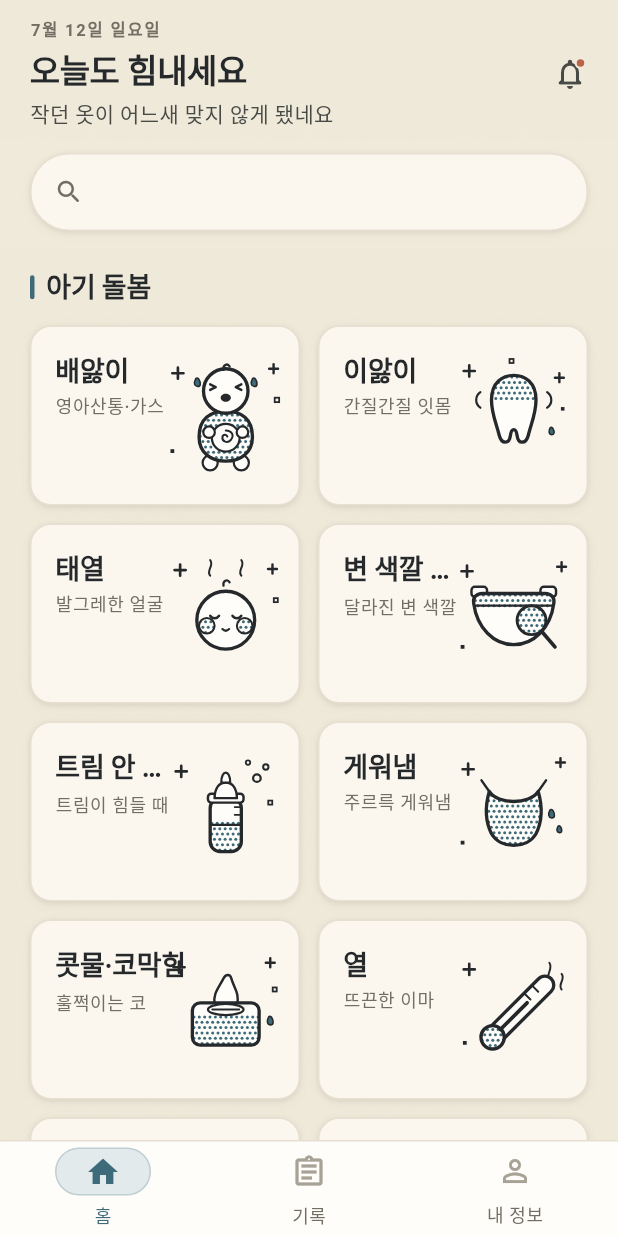
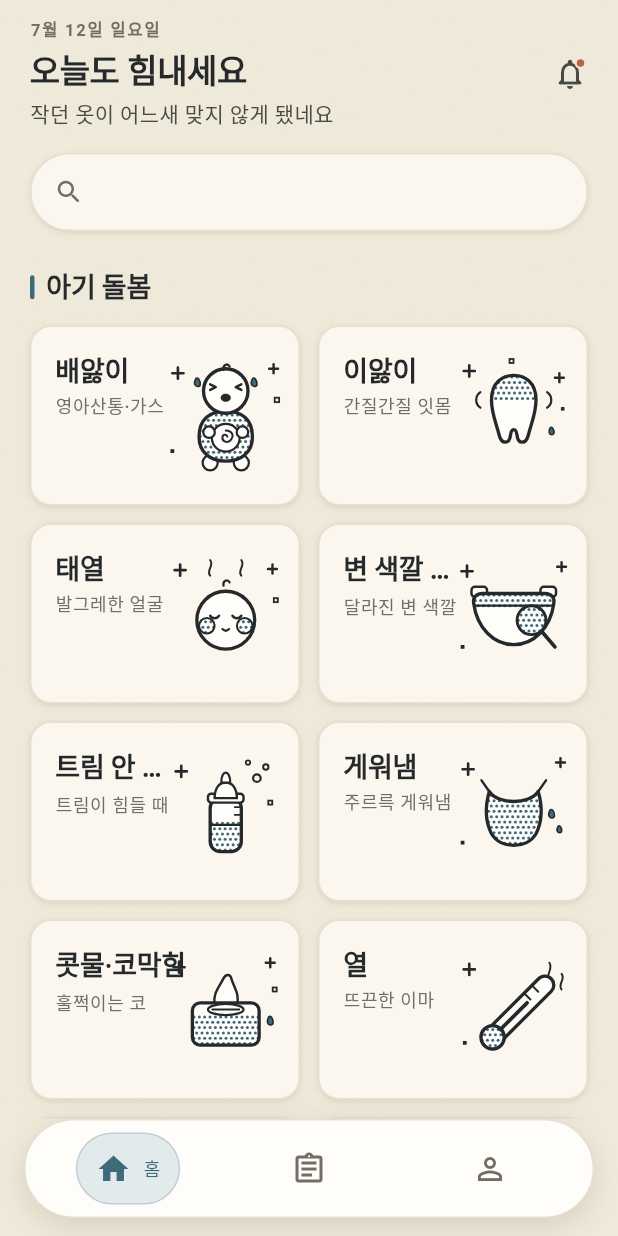
Before and after one commit to skyinthe-sea/agawaeuleo, a Flutter app: the screen it shows after launch, after a tap on "건너뛰기", on a phone screen of 412 x 824 dp. Run offline on Flutter 3.47's test engine with Material 3 defaults, Android fonts, the phone set to English and light mode, and no system bars; drawn by our look-alikes of flutter_animate; our stand-ins replace connectivity_plus, drift, drift_flutter, envied, firebase_core, firebase_messaging and 12 more; accounts and stored records are empty; generated files the repository leaves out were written again; Roboto replaces fonts that are missing (NotoSerifKR, Pretendard).

Commit message:
feat(ui): 하단 네비 2026 트렌드 재설계 — 플로팅 페이퍼 독 + 모핑 잉크 알약
- 독: 좌우 x16·하단 x12 부양, paperRaised + line 전체 헤어라인 보더 + e4
  (§6.1 오버레이 레벨) + 스타디움(brFull), 총 높이 64(아이템 48+패딩 8×2)
- 활성 탭: accentWash 알약이 아이콘→라벨 방향으로 펼쳐지는 모핑(base 260ms·
  spring, reduce-motion 시 0ms·linear), filled 아이콘·caption 라벨 accent,
  다크 가독성 accent 헤어라인 α0.22 유지
- 비활성 탭: 외곽선 아이콘 단독 ink500(라벨 숨김) — Semantics(button/selected/
  label/onTap, excludeSemantics)로 스크린리더 보강, 48×48 탭 타깃 + Expanded
  전폭 히트 영역
- 접힘 라벨은 Offstage(tc==0)로 파인더/시맨틱 제외, FittedBox scaleDown +
  textScaler ≤1.3으로 좁은 화면·큰 글자 오버플로 방어, 햅틱 selectionClick 유지
- 테스트 2종을 아이콘 탭 기준으로 갱신(활성 라벨만 렌더 + 접근성 라벨 검증)
- DESIGN v2 §5.3(플로팅 독 계약)·§6.1 e4 행·§7.8, CLAUDE.md 현행화

검증: flutter analyze 0 이슈, 전체 테스트 통과(MCP very_good test).

Co-Authored-By: Claude Fable 5 <noreply@anthropic.com>

```diff
--- a/lib/presentation/widgets/navigation/app_bottom_nav.dart
+++ b/lib/presentation/widgets/navigation/app_bottom_nav.dart
@@ -1,17 +1,24 @@
+import 'dart:math' as math;
+
 import 'package:flutter/material.dart';
 import 'package:flutter/services.dart';
 
 import '../../../config/theme/theme.dart';
 
-/// §11.0 하단 탭바 (DESIGN v2 재설계 — 활성 잉크워시 알약 인디케이터).
+/// §11.0 하단 탭바 (DESIGN v2 — 플로팅 페이퍼 독 + 모핑 잉크 알약).
 ///
-/// 배경 `paper.raised` + 상단 헤어라인 `line`(브랜드 시그니처 유지). 활성 탭은 아이콘
-/// 뒤에 스타디움형 `accentWash` 알약(먹빛 워시)이 팝인하고 아이콘/라벨이 `accent`로
-/// 물든다. 비활성은 외곽선 아이콘 `ink.300` + 라벨 `ink.500`. 알약 톤은 홈 카드
-/// 일러스트의 청록 잉크(accent)와 같은 계열이라 홈과 결이 맞는다.
+/// 화면 하단에 붙지 않고 좌우 `x16`·하단 `x12`만큼 떠 있는 **독**(paperRaised
+/// 바탕 + `line` 헤어라인 보더 + 오버레이 음영 `e4`, 스타디움 라운드)이다. 상단
+/// 헤어라인 시그니처는 독 전체를 두르는 보더가 승계한다(그라디언트·블러 없음 —
+/// 페이퍼잉크 계약).
 ///
-/// 탭 시 `selectionClick` 햅틱 + 알약/색 전환 `base`(260ms, reduce-motion 시 0ms).
-/// 탭 전환 페이지 fade-through는 셸(app_router)이 담당한다.
+/// 활성 탭은 `accentWash` 알약이 아이콘에서 라벨 방향으로 **펼쳐지며**(morph)
+/// 아이콘/라벨이 `accent`로 물든다(spring, reduce-motion 시 0ms·linear). 비활성은
+/// 라벨 없이 외곽선 아이콘 단독(`ink500`)이라, 시각 라벨이 없는 상태의 스크린리더
+/// 접근성은 `Semantics` 라벨로 보강한다.
+///
+/// 탭 시 `selectionClick` 햅틱. 큰 시스템 글자에서 라벨은 배율 상한(1.3)+FittedBox
+/// scaleDown으로 방어한다. 탭 전환 페이지 fade-through는 셸(app_router)이 담당한다.
 class AppBottomNav extends StatelessWidget {
   const AppBottomNav({
     required this.currentIndex,
@@ -39,15 +46,28 @@ class AppBottomNav extends StatelessWidget {
   @override
   Widget build(BuildContext context) {
     final c = context.colors;
-    return DecoratedBox(
+    return SafeArea(
+      top: false,
+      child: Padding(
+        padding: const EdgeInsets.fromLTRB(
+          AppSpacing.x16,
+          0,
+          AppSpacing.x16,
+          AppSpacing.x12,
+        ),
+        child: Container(
+          padding: const EdgeInsets.all(AppSpacing.x8),
           decoration: BoxDecoration(
             color: c.paperRaised,
-        border: Border(top: BorderSide(color: c.line)),
+            borderRadius: AppRadius.brFull,
+            border: Border.all(color: c.line),
+            boxShadow: context.shadows.e4,
           ),
-      child: SafeArea(
-        top: false,
+          // 아이템 시각 높이 x48로 Row를 고정 → 독 총 높이 48+패딩16 = 64. (없으면
+          // 아이템의 Center가 세로로 늘어나 bottomNavigationBar 슬롯 전체를 채워
+          // 본문이 0높이로 눌리며 오버플로가 난다.)
           child: SizedBox(
-          height: AppSpacing.x64,
+            height: AppSpacing.x48,
             child: Row(
               children: [
                 for (var i = 0; i < _items.length; i++)
@@ -62,6 +82,7 @@ class AppBottomNav extends StatelessWidget {
                     ),
                   ),
               ],
+            ),
           ),
         ),
       ),
@@ -80,82 +101,105 @@ class _NavItem extends StatelessWidget {
   final bool selected;
   final VoidCallback onTap;
 
-  /// DESIGN v2 §5.3 활성 인디케이터(스타디움 알약)와 아이콘 치수.
-  static const double _pillWidth = AppSpacing.x64; // 64
-  static const double _pillHeight = AppSpacing.x32; // 32
+  /// DESIGN v2 알약 치수. 비활성 시 아이콘(24)+좌우 패딩(12·12)=48로 최소 탭 타깃 충족.
+  static const double _pillHeight = AppSpacing.x48; // 48
   static const double _iconSize = 24;
-
-  /// 팝인 시 알약이 시작하는 스케일(→ 1.0으로 자라며 등장).
-  static const double _pillScaleMin = 0.8;
 
   @override
   Widget build(BuildContext context) {
     final c = context.colors;
-    final target = selected ? 1.0 : 0.0;
 
-    return GestureDetector(
+    // 시각 라벨이 비활성 시 사라지므로 스크린리더용 라벨/상태는 Semantics로 보강한다.
+    // excludeSemantics로 GestureDetector 의미론이 가려지므로 onTap도 여기 연결한다.
+    return Semantics(
+      container: true,
+      button: true,
+      selected: selected,
+      label: data.label,
+      excludeSemantics: true,
+      onTap: onTap,
+      child: GestureDetector(
         behavior: HitTestBehavior.opaque,
         onTap: onTap,
+        child: Center(
           child: TweenAnimationBuilder<double>(
-        // end만 지정 — 첫 빌드에선 애니메이션 없이 target에 안착하고, 선택이 바뀔 때만
-        // 재생된다(불필요한 초기 모션 방지).
-        tween: Tween<double>(end: target),
+            // end만 지정 — 첫 빌드에선 애니메이션 없이 target에 안착하고, 선택이 바뀔
+            // 때만 재생된다(불필요한 초기 모션 방지).
+            tween: Tween<double>(end: selected ? 1.0 : 0.0),
             duration: AppMotion.resolve(context, AppMotion.base),
-        curve: AppMotion.standard,
+            curve: AppMotion.resolveCurve(context, AppMotion.spring),
             builder: (context, raw, _) {
-          final t = raw.clamp(0.0, 1.0);
-          final iconColor = Color.lerp(c.ink300, c.accent, t)!;
-          final labelColor = Color.lerp(c.ink500, c.accent, t)!;
-          return Column(
-            mainAxisAlignment: MainAxisAlignment.center,
+              // 색·알파용은 clamp(spring 오버슈트/역재생 방어), 라벨 폭 리빌용 wf는
+              // 음수만 차단(0 초과 오버슈트는 그대로 둬 자연스러운 펼침 유지).
+              final tc = raw.clamp(0.0, 1.0);
+              final wf = math.max(0.0, raw);
+              return Container(
+                height: _pillHeight,
+                padding: const EdgeInsets.symmetric(horizontal: AppSpacing.x12),
+                decoration: BoxDecoration(
+                  color: c.accentWash.withValues(alpha: tc),
+                  borderRadius: AppRadius.brFull,
+                  // 다크모드에서 accentWash 알약이 paperRaised와 거의 겹쳐 흐릿해지므로
+                  // accent 톤 헤어라인(브랜드 시그니처)으로 활성 가독성을 보강한다.
+                  border: Border.all(
+                    color: c.accent.withValues(alpha: tc * 0.22),
+                  ),
+                ),
+                child: Row(
+                  mainAxisSize: MainAxisSize.min,
                   children: [
-              SizedBox(
-                width: _pillWidth,
-                height: _pillHeight,
-                child: Stack(
-                  alignment: Alignment.center,
-                  children: [
-                    // 활성 잉크워시 알약 — 스케일 팝인 + 알파 페이드(그림자·그라디언트 없음).
-                    Transform.scale(
-                      scale: _pillScaleMin + (1 - _pillScaleMin) * t,
-                      child: Container(
-                        width: _pillWidth,
-                        height: _pillHeight,
-                        decoration: BoxDecoration(
-                          color: c.accentWash.withValues(alpha: t),
-                          borderRadius: AppRadius.brFull,
-                          // 다크모드에서 accentWash 알약이 paperRaised와 거의 겹쳐
-                          // 흐릿해지므로, accent 톤 헤어라인(브랜드 시그니처)으로
-                          // 활성 상태 가독성을 보강한다(그림자·그라디언트 금지 준수).
-                          border: Border.all(
-                            color: c.accent.withValues(alpha: t * 0.22),
+                    Icon(
+                      selected ? data.activeIcon : data.icon,
+                      size: _iconSize,
+                      // 비활성 아이콘은 라벨 없이 단독이라 ink300보다 진한 ink500 사용.
+                      color: Color.lerp(c.ink500, c.accent, tc),
+                    ),
+                    // 라벨이 아이콘 오른쪽으로 "펼쳐지는" 모핑. 아이콘·라벨 간격(x8)을
+                    // 리빌 영역 안에 둬서 비활성 시 폭이 완전히 0이 되게 한다.
+                    // 완전 접힘(tc==0) 상태에선 Offstage로 라벨을 무대 밖에 두어
+                    // 서브트리는 유지하되(재확장 시 재생성 없음) 시맨틱/파인더에서
+                    // 빠지게 한다 — 비활성 시각 라벨의 접근성은 상위 Semantics가 담당.
+                    Flexible(
+                      child: Offstage(
+                        offstage: tc == 0,
+                        child: ClipRect(
+                          child: Align(
+                            alignment: Alignment.centerLeft,
+                            widthFactor: wf,
+                            heightFactor: 1,
+                            child: Opacity(
+                              opacity: tc,
+                              child: Padding(
+                                padding: const EdgeInsets.only(
+                                  left: AppSpacing.x8,
+                                ),
+                                child: FittedBox(
+                                  fit: BoxFit.scaleDown,
+                                  child: Text(
+                                    data.label,
+                                    style: context.texts.caption.copyWith(
+                                      color: c.accent,
+                                    ),
+                                    maxLines: 1,
+                                    // 큰 시스템 글자에서도 알약이 과도하게 늘지 않도록
+                                    // 배율 상한을 둔다(하단 탭 관례).
+                                    textScaler: MediaQuery.textScalerOf(
+                                      context,
+                                    ).clamp(maxScaleFactor: 1.3),
                                   ),
                                 ),
                               ),
                             ),
-                    Icon(
-                      selected ? data.activeIcon : data.icon,
-                      size: _iconSize,
-                      color: iconColor,
+                          ),
+                        ),
+                      ),
                     ),
                   ],
                 ),
-              ),
-              const SizedBox(height: AppSpacing.x4),
-              Text(
-                data.label,
-                style: context.texts.caption.copyWith(color: labelColor),
-                maxLines: 1,
-                overflow: TextOverflow.ellipsis,
-                // 큰 시스템 글자 크기에서 라벨이 세로로 넘쳐 64dp 탭바를 초과하지
-                // 않도록 배율 상한을 둔다(하단 탭 관례).
-                textScaler: MediaQuery.textScalerOf(
-                  context,
-                ).clamp(maxScaleFactor: 1.3),
-              ),
-            ],
               );
             },
+          ),
+        ),
       ),
     );
   }
```
Also changed, not shown: 4 other files. Lines whose indentation alone changed are shown as unchanged.
